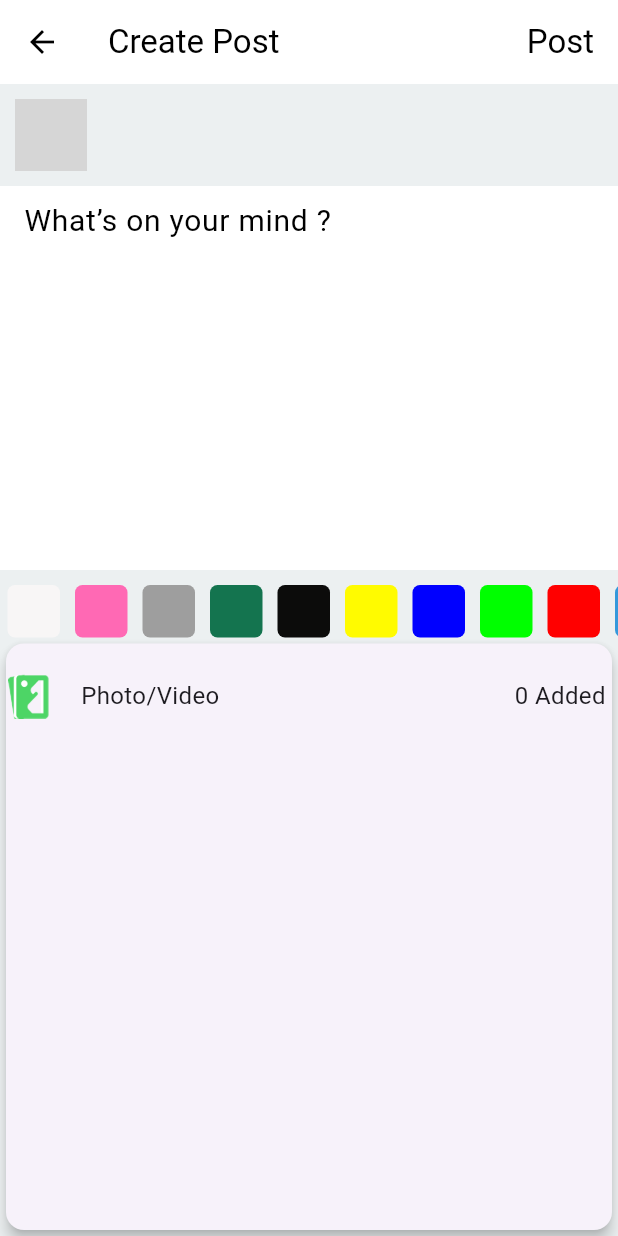
After one commit to hanifinno/ezycourse, a Flutter app: the HomeView screen opened by its route, after a tap on an icon or button, on a phone screen of 412 x 824 dp. The commit adds this screen. Run offline on Flutter 3.47's test engine with Material 3 defaults, Android fonts, the light colour scheme and no system bars; our stand-ins replace cached_network_image, carousel_slider, chewie, connectivity_plus, dio, dropdown_search and 13 more; missing offline and left inert: flutter_reaction_button, reaction_button; accounts and stored records are empty; network calls fail; grey boxes are pictures that could not be loaded.

Commit message:
Create post view initiated

```diff
--- a/lib/app/global_components/custom_app_bar.dart
+++ b/lib/app/global_components/custom_app_bar.dart
@@ -15,8 +15,15 @@ class CustomAppBar extends StatelessWidget implements PreferredSizeWidget {
   @override
   Widget build(BuildContext context) {
     return AppBar(
-      leading: Image.asset(AppAssets.MENU, height: 20,width: 20,),
-
+      leading: Padding(
+        padding: const EdgeInsets.all(10.0),
+        child: Image.asset(
+          AppAssets.MENU,
+          height: 24,
+          width: 24,
+          fit: BoxFit.contain,
+        ),
+      ),
       title: Column(
         crossAxisAlignment: CrossAxisAlignment.start,
         children: [
--- /dev/null
+++ b/lib/app/modules/create_post/bindings/create_post_bindings.dart
@@ -0,0 +1,10 @@
+import 'package:get/get.dart';
+
+import '../controller/create_post_controller.dart';
+
+class CreatePostBindings extends Bindings {
+  @override
+  void dependencies() {
+    Get.lazyPut<CreatePostController>(() => CreatePostController());
+  }
+}
--- /dev/null
+++ b/lib/app/modules/create_post/controller/create_post_controller.dart
@@ -0,0 +1,126 @@
+import 'package:flutter/material.dart';
+import 'package:flutter/widgets.dart';
+import 'package:get/get.dart';
+import 'package:image_picker/image_picker.dart';
+
+import '../../../data/login_creadential.dart';
+import '../../../data/post.dart';
+import '../../../data/post_color_list.dart';
+import '../../../models/api_response.dart';
+import '../../../models/post.dart';
+import '../../../services/api_communication.dart';
+import '../../../utils/snackbar.dart';
+
+
+class CreatePostController extends GetxController {
+  late ApiCommunication _apiCommunication;
+  late LoginCredential _loginCredential;
+  late UserModel userModel;
+  late TextEditingController descriptionController;
+  var feelingController = ''.obs;
+  var tagPeopleController = ''.obs;
+  RxString wordLimit = ''.obs;
+
+
+  // For Background color post view
+  Rx<Color> postBackgroundColor = postListColor.first.obs;
+  Rx<bool> isBackgroundColorPost = false.obs;
+
+
+  // RxString orgName = ''.obs;
+
+  // Rx<String?> endDate = Rx(null);
+
+  RxString dropdownValue = privacyList.first.obs;
+
+  Rx<List<XFile>> xfiles = Rx([]);
+
+
+
+
+
+
+  //Relationship
+  Rx<String> postPrivacy = 'Public'.obs;
+
+
+
+  String? getBackgroundColor() {
+    if (isBackgroundColorPost.value) {
+      return postBackgroundColor.value.value.toRadixString(16).substring(2, 8);
+    } else {
+      return null;
+    }
+  }
+
+  bool isValidPost() {
+    if (descriptionController.text.isNotEmpty || xfiles.value.isNotEmpty) {
+      if (getBackgroundColor() != null) {}
+      return true;
+    }
+    return false;
+  }
+
+  Future<void> onTapCreatePost() async {
+    if (!isValidPost()) {
+      showWarningSnackkbar(message: 'Empty post can not be submitted');
+    } else {
+      final ApiResponse response = await _apiCommunication.doPostRequest(
+          apiEndPoint: 'save-post',
+          isFormData: true,
+          enableLoading: true,
+          requestData: {
+            'feed_txt': descriptionController.text,
+            'community_id': 2914,
+            'space_id': 5883,
+            'upload_type': 'text',
+            'activity_type': 'group',
+            'is_background': 0,
+            // 'post_privacy': (getPostPrivacyValue(dropdownValue.value)),
+            // 'post_background_color': getBackgroundColor(),
+
+          },
+       );
+      if (response.isSuccessful) {
+        Get.back();
+        showSuccessSnackkbar(message: 'Post submitted successfully');
+      } else {
+        debugPrint('');
+      }
+    }
+  }
+
+
+
+  Future<void> pickFiles() async {
+    final ImagePicker picker = ImagePicker();
+    List<XFile> mediaXFiles = await picker.pickMultipleMedia();
+    xfiles.value.addAll(mediaXFiles);
+    xfiles.refresh();
+  }
+
+  @override
+  void onInit() {
+    _apiCommunication = ApiCommunication();
+    _loginCredential = LoginCredential();
+    if (Get.arguments != null) {
+      xfiles.value = Get.arguments['media_files'];
+    }
+    else{
+      xfiles.value = [];
+    }
+    descriptionController = TextEditingController();
+
+    userModel = _loginCredential.getUserData();
+
+    super.onInit();
+  }
+
+  @override
+  void onClose() {
+    _apiCommunication.endConnection();
+    descriptionController.dispose();
+    xfiles.value.clear();
+    super.onClose();
+  }
+}
--- /dev/null
+++ b/lib/app/modules/create_post/views/create_post_view.dart
@@ -0,0 +1,298 @@
+import 'dart:io';
+
+import 'package:ezycourse/app/config/app_assets.dart';
+import 'package:ezycourse/app/utils/image.dart';
+import 'package:flutter/material.dart';
+import 'package:flutter/services.dart';
+import 'package:get/get.dart';
+import 'package:image_picker/image_picker.dart';
+
+import '../../../components/image.dart';
+import '../../../data/post_color_list.dart';
+import '../../../utils/color.dart';
+import '../../../utils/post_type.dart';
+import '../controller/create_post_controller.dart';
+
+
+class CreatePostView extends GetView<CreatePostController> {
+  const CreatePostView({super.key});
+
+  @override
+  Widget build(BuildContext context) {
+    return Scaffold(
+      appBar: AppBar(
+        iconTheme: const IconThemeData(
+          color: Colors.black, //change your color here
+        ),
+        title: Row(
+          mainAxisAlignment: MainAxisAlignment.spaceBetween,
+          children: [
+            const Text(
+              'Create Post',
+              style: TextStyle(
+                color: Colors.black,
+              ),
+            ),
+            InkWell(
+              onTap: () {
+                controller.onTapCreatePost();
+              },
+              child: const Text(
+                'Post',
+                style: TextStyle(
+                  color: Colors.black,
+                ),
+              ),
+            ),
+          ],
+        ),
+        backgroundColor: Colors.white,
+      ),
+      body: Column(
+        mainAxisAlignment: MainAxisAlignment.spaceBetween,
+        children: [
+          Container(
+            padding: const EdgeInsets.symmetric(vertical: 10, horizontal: 10),
+            child: Row(
+              children: [
+                NetworkCircleAvatar(
+                    imageUrl:
+                        AppAssets.DEFAULT_PROFILE_IMAGE),
+                const SizedBox(
+                  width: 5,
+                ),
+                Obx(() => Expanded(
+                      child: Column(
+                        crossAxisAlignment: CrossAxisAlignment.start,
+                        children: [
+                          RichText(
+                              text: TextSpan(children: [
+
+                            TextSpan(
+                                    text: '',
+                                    style: TextStyle(
+                                        color: Colors.grey.shade700,
+                                        fontSize: 16)),
+
+                             TextSpan(
+                                        text: '',
+                                        style: TextStyle(
+                                            color: Colors.grey.shade700,
+                                            fontSize: 16)),
+                          ])),
+                          const SizedBox(
+                            height: 5,
+                          ),
+                             ],
+                      ),
+                    ))
+              ],
+            ),
+          ),
+          Obx(
+            () => controller.isBackgroundColorPost.value
+                ? Container(
+                    width: double.maxFinite,
+                    height: 240,
+                    alignment: Alignment.center,
+                    decoration: BoxDecoration(
+                      color: controller.postBackgroundColor.value,
+                    ),
+                    child: TextFormField(
+                      validator: (text) {
+                        if (text!.length >= 101) {
+                          return 'You have crossed word limit';
+                        }
+                        return null;
+                      },
+                      inputFormatters: [
+                        LengthLimitingTextInputFormatter(101),
+                      ],
+                      textAlign: TextAlign.center,
+                      maxLines: 2,
+                      style: const TextStyle(fontSize: 25, color: Colors.white),
+                      controller: controller.descriptionController,
+                      decoration: InputDecoration(
+                        border: InputBorder.none,
+                        errorText: controller.wordLimit.value.length >= 101
+                            ? 'You have crossed word limit'
+                            : null,
+                        hintText:
+                            'What’s on your mind?',
+                      ),
+                      onChanged: (val) {
+                        controller.wordLimit.value = val.toString();
+                        //                final linkRegex = RegExp(
+                        //     r'http[s]?://(?:[a-zA-Z]|[0-9]|[$-_@.&+]|[!*\\(\\),]|(?:%[0-9a-fA-F][0-9a-fA-F]))+');
+                        // final match = linkRegex.firstMatch(val);
+                        // if (match != null) {
+                        //   final url = match.group(0)!;
+                        //   controller.getLinkPreview(url);
+                        // } else {
+                        //   controller.clearPreview();
+                        // }
+                      },
+                    ),
+                  )
+                : TextFormField(
+                    onChanged: (value) {
+
+                    },
+                    controller: controller.descriptionController,
+                    maxLines: 10,
+                    decoration: InputDecoration(
+                      //alignLabelWithHint: false,
+                      fillColor: Colors.white,
+                      filled: true,
+                      border: InputBorder.none,
+                      hintText:
+                          'What’s on your mind ?',
+                      hintStyle: const TextStyle(
+                          fontSize: 20,
+                          fontWeight: FontWeight.w400,
+                          color: Colors.black),
+                    ),
+                  ),
+          ),
+
+          //========================================= Color ListView for Post =================================================//
+          Obx(() => Visibility(
+                visible: !controller.xfiles.value.isNotEmpty,
+                child: Container(
+                  width: Get.width,
+                  height: 35,
+                  margin: const EdgeInsets.only(top: 10),
+                  child: ListView.builder(
+                    shrinkWrap: true,
+                    itemCount: postListColor.length,
+                    scrollDirection: Axis.horizontal,
+                    physics: const ScrollPhysics(),
+                    itemBuilder: (context, index) {
+                      return InkWell(
+                        onTap: () {
+                          if (index == 0) {
+                            controller.isBackgroundColorPost.value = false;
+                          } else {
+                            controller.isBackgroundColorPost.value = true;
+                            controller.postBackgroundColor.value =
+                                postListColor[index];
+                          }
+                        },
+                        child: Container(
+                          margin: const EdgeInsets.symmetric(horizontal: 5),
+                          height: 20,
+                          width: 35,
+                          decoration: BoxDecoration(
+                              borderRadius: BorderRadius.circular(5),
+                              color: postListColor[index]),
+                        ),
+                      );
+                    },
+                  ),
+                ),
+              )),
+
+//
+          //========================================= Image ListView for Post =================================================//
+
+          Obx(
+            () => Visibility(
+              visible: controller.xfiles.value.isNotEmpty,
+              child: Container(
+                margin: const EdgeInsets.only(top: 10, left: 10),
+                decoration: const BoxDecoration(),
+                height: 100,
+                child: ListView.builder(
+                  scrollDirection: Axis.horizontal,
+                  itemCount: controller.xfiles.value.length,
+                  itemBuilder: (BuildContext context, int index) {
+                    XFile xFile = controller.xfiles.value[index];
+                    return Stack(
+                      children: [
+                        Padding(
+                          padding: const EdgeInsets.only(right: 10),
+                          child: Image(
+                            fit: BoxFit.cover,
+                            height: 100,
+                            width: 100,
+                            image: FileImage(
+                              File(xFile.path),
+                            ),
+                          ),
+                        ),
+                        Positioned(
+                          top: 5,
+                          right: 10,
+                          child: InkWell(
+                            onTap: () {
+                              controller.xfiles.value.removeAt(index);
+                              controller.xfiles.refresh();
+                            },
+                            child: const Icon(
+                              Icons.close,
+                              color: Colors.white,
+                            ),
+                          ),
+                        ),
+                      ],
+                    );
+                  },
+                ),
+              ),
+            ),
+          ),
+          //========================================= Other option adding icon =================================================//
+          Expanded(
+            child: Obx(() => Card(
+                  shadowColor: Colors.black,
+                  elevation: 4,
+                  child: SingleChildScrollView(
+                    child: Column(
+                      children: [
+                        const SizedBox(height: 20),
+                        //=============================== Add Photo
+                        Visibility(
+                          visible: !controller.isBackgroundColorPost.value,
+                          child: InkWell(
+                            onTap: () {
+                              controller.pickFiles();
+                            },
+                            child: Row(
+                              mainAxisAlignment: MainAxisAlignment.spaceBetween,
+                              children: [
+                                PostType(
+                                  icon: Image.asset(
+                                    AppAssets.ADD_PHOTO_ICON,
+                                    height: 30,
+                                    width: 30,
+                                  ),
+                                  title: 'Photo/Video',
+                                ),
+                                Obx(() => Text(
+                                      '${controller.xfiles.value.length} Added ',
+                                      style: const TextStyle(fontSize: 16),
+                                    ))
+                              ],
+                            ),
+                          ),
+                        ),
+                        const SizedBox(
+                          height: 20,
+                        ),
+
+                        const SizedBox(
+                          height: 20,
+                        ),
+
+                           ],
+                    ),
+                  ),
+                )),
+          )
+        ],
+      ),
+    );
+  }
+
+
+}
--- a/lib/app/modules/home/views/home_view.dart
+++ b/lib/app/modules/home/views/home_view.dart
@@ -106,6 +106,7 @@ class HomeView extends GetView<HomeController> {
                                         postModel: postModel,
                                         reaction: reaction,
                                         index: actualPostIndex,
+                                        action: 'Create'
                                       );
                                       debugPrint(reaction);
                                     },
--- a/lib/app/routes/app_pages.dart
+++ b/lib/app/routes/app_pages.dart
@@ -3,6 +3,8 @@ import '../modules/auth/login/bindings/login_binding.dart';
 import '../modules/auth/login/views/login_view.dart';
 import '../modules/auth/splash/bindings/splash_binding.dart';
 import '../modules/auth/splash/views/splash_view.dart';
+import '../modules/create_post/bindings/create_post_bindings.dart';
+import '../modules/create_post/views/create_post_view.dart';
 import '../modules/home/bindings/home_binding.dart';
 import '../modules/home/views/home_view.dart';
 
@@ -87,11 +89,11 @@ class AppPages {
     //   page: () => const UserMenuView(),
     //   binding: UserMenuBinding(),
     // ),
-    // GetPage(
-    //   name: _Paths.CREAT_POST,
-    //   page: () => const CreatePostView(),
-    //   binding: CreatePostBindings(),
-    // ),
+    GetPage(
+      name: _Paths.CREAT_POST,
+      page: () => const CreatePostView(),
+      binding: CreatePostBindings(),
+    ),
 
     // GetPage(
     //   name: _Paths.FEELINGS,
```
Also changed, not shown: lib/app/components/post/post_body/post_body.dart (+6 -3 lines), lib/app/components/post/post_footer/bottom_action.dart (+23 -23 lines), lib/app/components/reaction_button/post_reaction_button.dart (+9 -24 lines), lib/app/modules/home/components/custom_app_bar.dart (deleted, +0 -49 lines), lib/app/modules/home/controllers/home_controller.dart (+8 -6 lines), lib/app/utils/color_func.dart (+13 -10 lines).
